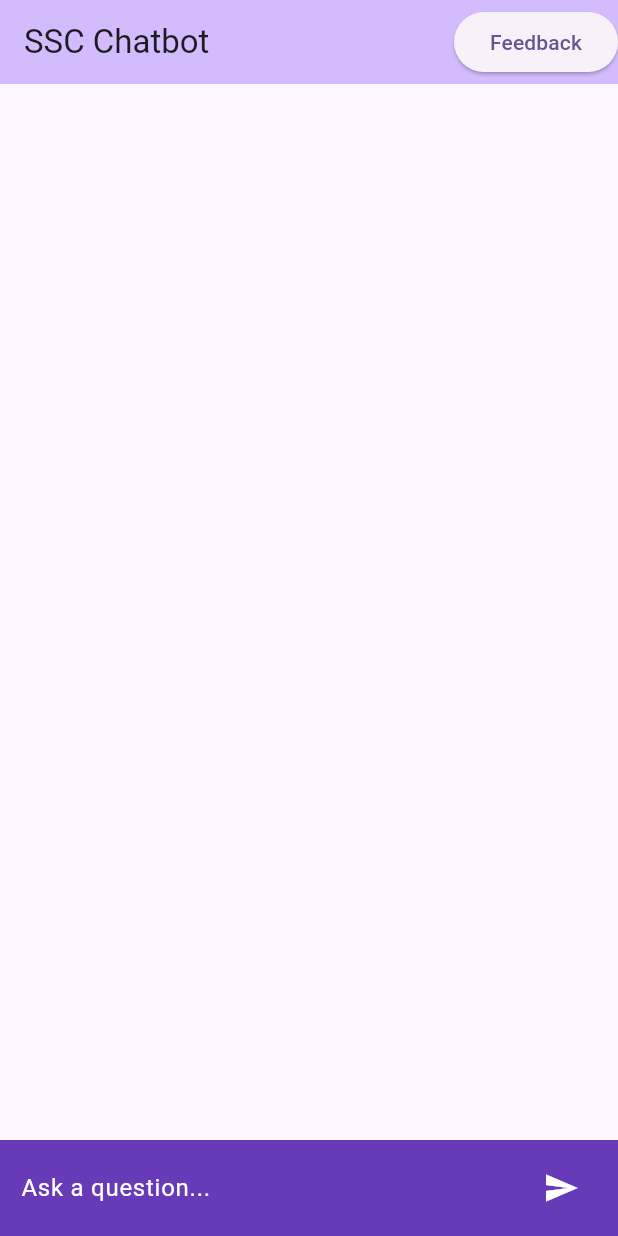
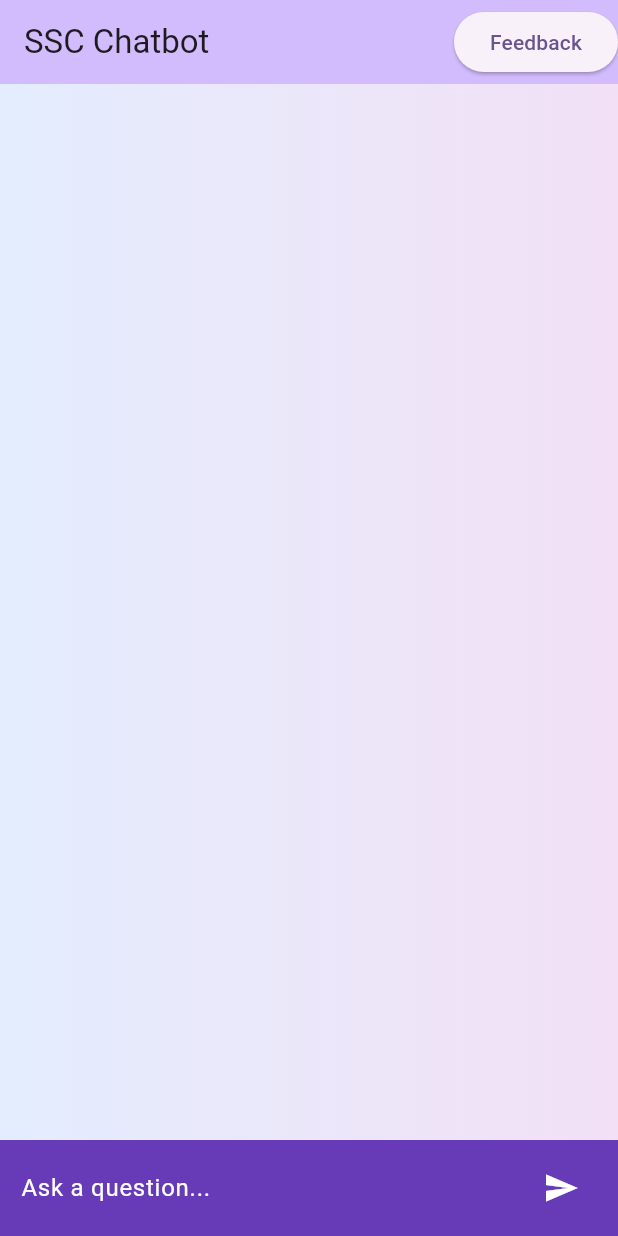
Before and after one commit to dto-btn/chatbot-ui, a Flutter app: the screen it shows after launch, on a phone screen of 412 x 824 dp. Run offline on Flutter 3.47's test engine with Material 2 defaults, Android fonts, the phone set to English and light mode, and no system bars.

```diff
--- a/chatbot_ui/lib/main.dart
+++ b/chatbot_ui/lib/main.dart
@@ -60,6 +60,14 @@ class _MyHomePageState extends State<MyHomePage> {
         ],
       ),
       body: Container(
+        decoration: BoxDecoration(
+          gradient: LinearGradient(
+            colors: [
+                Colors.blue.shade100.withOpacity(0.4),
+                Colors.purple.shade100.withOpacity(0.4)
+            ],
+          ),
+        ),
         child: Column(
           children: [
             Expanded(child: MessagesScreen(messages: messages)),
@@ -101,6 +109,7 @@ class _MyHomePageState extends State<MyHomePage> {
       addMessage(text, isUser);
     });
 
+    try{
       final postRequest = await http.post(Uri.parse(url),
         body: jsonEncode(
           {
@@ -114,7 +123,6 @@ class _MyHomePageState extends State<MyHomePage> {
           "Content-Type": "application/json"
         }
       );
-
       isUser = false;
       String sources = "";
       if (postRequest.statusCode == 200){
@@ -128,13 +136,14 @@ class _MyHomePageState extends State<MyHomePage> {
         setState(() {
           addMessage("Sources:\n" + sources, isUser);
         });
-    } else {
+      }
+    }
+
+    catch (e) {
       setState(() {
         addMessage("API is currently down...", false);
       });
     }
-
-
   }
 
   addMessage(String response, bool isUser) {
```
Lines whose indentation alone changed are shown as unchanged.
